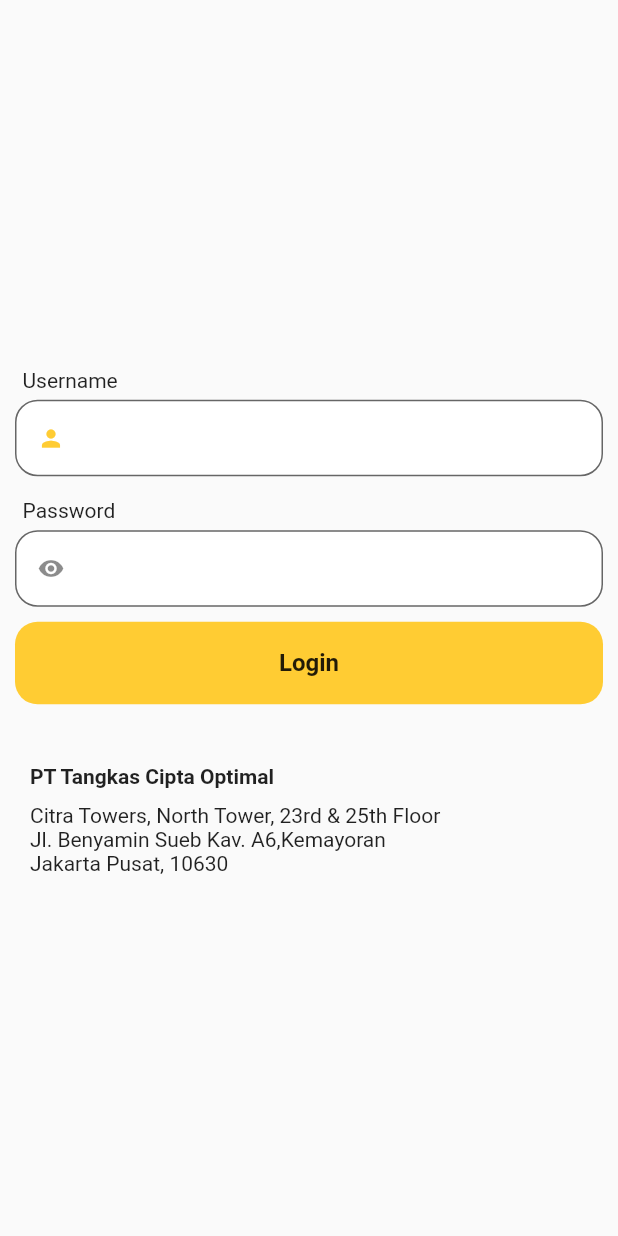
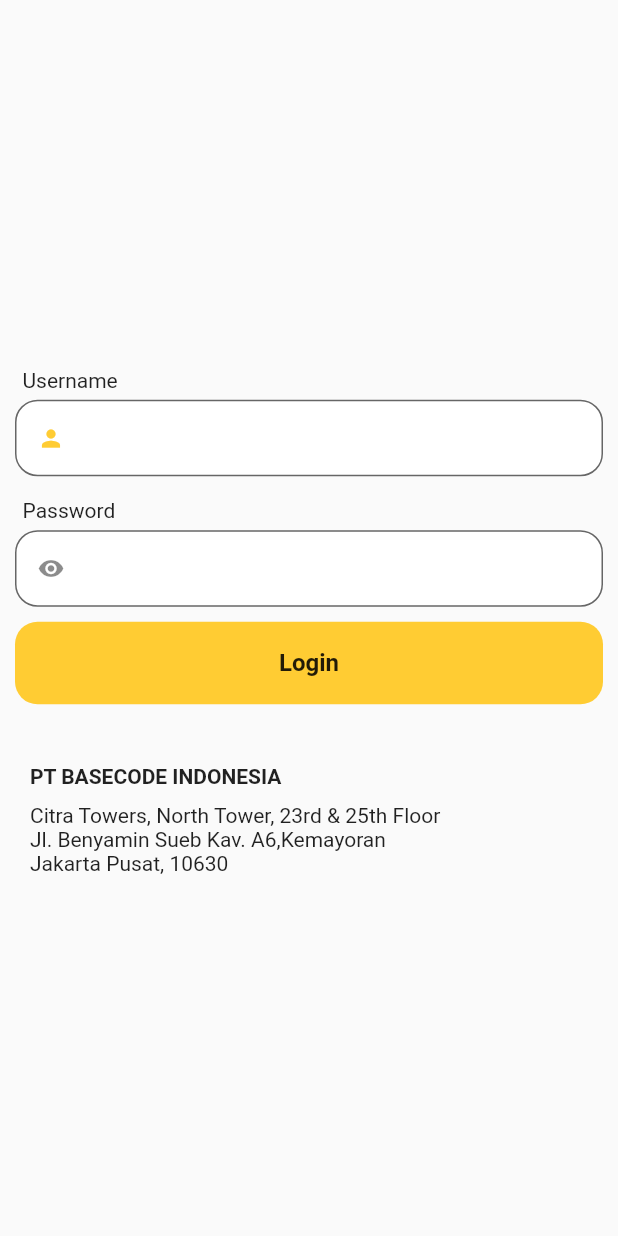
Before and after one commit to ramelan-cell/task, a Flutter app: the screen it shows after launch, on a phone screen of 412 x 824 dp. Run offline on Flutter 3.47's test engine with Material 2 defaults, Android fonts, the phone set to English and light mode, and no system bars; our stand-ins replace flutter_easyloading, get, get_storage, shared_preferences; missing offline and left inert: flutter_web_frame, new_version_plus.

Commit message:
commit terbaru basecode flutter

```diff
--- a/lib/component/footerWidget.dart
+++ b/lib/component/footerWidget.dart
@@ -1,3 +1,4 @@
+import 'package:basecode/constan/constan.dart';
 import 'package:flutter/material.dart';
 
 class FooterLoginPage extends StatelessWidget {
@@ -16,8 +17,8 @@ class FooterLoginPage extends StatelessWidget {
           ),
           Container(
             padding: const EdgeInsets.only(left: 10),
-            child: const Text(
-              'PT Tangkas Cipta Optimal',
+            child: Text(
+              titleAplikasi,
               style: TextStyle(fontWeight: FontWeight.bold),
             ),
           ),
@@ -27,11 +28,7 @@ class FooterLoginPage extends StatelessWidget {
             child: Column(
               mainAxisAlignment: MainAxisAlignment.start,
               crossAxisAlignment: CrossAxisAlignment.start,
-              children: const [
-                Text('Citra Towers, North Tower, 23rd & 25th Floor'),
-                Text('Jl. Benyamin Sueb Kav. A6,Kemayoran'),
-                Text('Jakarta Pusat, 10630')
-              ],
+              children: [Text(alamatSatu), Text(alamatDua), Text(alamatTiga)],
             ),
           ),
         ],
--- a/lib/component/textFormFieldWidget.dart
+++ b/lib/component/textFormFieldWidget.dart
@@ -10,6 +10,7 @@ class TextFormFieldWidget extends StatelessWidget {
   Widget iconWidget;
   bool prefixIcon;
   bool suffixIcon;
+  TextInputType inputType;
 
   TextFormFieldWidget(
       {super.key,
@@ -19,7 +20,8 @@ class TextFormFieldWidget extends StatelessWidget {
       required this.readOnly,
       required this.iconWidget,
       required this.prefixIcon,
-      required this.suffixIcon});
+      required this.suffixIcon,
+      required this.inputType});
 
   @override
   Widget build(BuildContext context) {
@@ -36,6 +38,7 @@ class TextFormFieldWidget extends StatelessWidget {
                 style: TextStyle(fontSize: 14, color: Colors.black87),
               )),
           TextFormField(
+            keyboardType: inputType,
             readOnly: readOnly,
             controller: controller,
             obscureText: obscureText,
--- a/lib/constan/constan.dart
+++ b/lib/constan/constan.dart
@@ -1,4 +1,9 @@
 import 'package:flutter/material.dart';
+
+String titleAplikasi = "PT BASECODE INDONESIA";
+String alamatSatu = 'Citra Towers, North Tower, 23rd & 25th Floor';
+String alamatDua = 'Jl. Benyamin Sueb Kav. A6,Kemayoran';
+String alamatTiga = 'Jakarta Pusat, 10630';
 
 String SPLASH_SCREEN = '/launcher';
 String HOME_SCREEN = '/main';
@@ -10,4 +15,3 @@ Color secondColor = Colors.black87;
 Color whiteColor = Colors.white;
 Color yellowColor = Color.fromARGB(255, 255, 204, 51);
 Color greyColor = Color.fromARGB(255, 228, 226, 226);
-Color fontColor = Colors.white;
--- a/lib/helper/helper.dart
+++ b/lib/helper/helper.dart
@@ -1,5 +1,6 @@
 import 'package:flutter/material.dart';
 import 'package:get/get.dart';
+import 'package:intl/intl.dart';
 
 class HelperController {
   static void messageBoxError(String text) {
@@ -25,4 +26,16 @@ class HelperController {
         duration: Duration(seconds: 3),
         colorText: Colors.white);
   }
+
+  static String formatRupiah(
+      {required double nominal,
+      required int decimalDigit,
+      required String symbol}) {
+    NumberFormat currencyFormatter = NumberFormat.currency(
+      locale: 'id',
+      symbol: symbol + ' ',
+      decimalDigits: decimalDigit,
+    );
+    return currencyFormatter.format(nominal);
+  }
 }
--- a/lib/view/loginPage.dart
+++ b/lib/view/loginPage.dart
@@ -19,6 +19,7 @@ class LoginPage extends StatelessWidget {
             child: Column(
               children: [
                 TextFormFieldWidget(
+                  inputType: TextInputType.text,
                   text: 'Username',
                   controller: authC.username,
                   obscureText: false,
@@ -32,6 +33,7 @@ class LoginPage extends StatelessWidget {
                 ),
                 Obx(
                   () => TextFormFieldWidget(
+                    inputType: TextInputType.none,
                     text: 'Password',
                     controller: authC.password,
                     obscureText: authC.secureText.value,
--- a/lib/view/menuTabPage.dart
+++ b/lib/view/menuTabPage.dart
@@ -16,7 +16,7 @@ class MenuTabPage extends StatelessWidget {
       length: 3,
       child: Scaffold(
         appBar: AppBarWidget(
-            title: 'PT. Tangkas Cipta Optimal',
+            title: titleAplikasi,
             flagBack: false,
             flagAction: true,
             child: IconButton(
--- a/pubspec.yaml
+++ b/pubspec.yaml
@@ -43,6 +43,7 @@ dependencies:
   flutter_easyloading: ^3.0.5
   flutter_web_frame: ^0.0.3
   new_version_plus: ^0.0.1
+  intl: ^0.18.1
 
 dev_dependencies:
   flutter_test:
```
Also changed, not shown: lib/view/templatePage.dart (+14 -4 lines), pubspec.lock.
